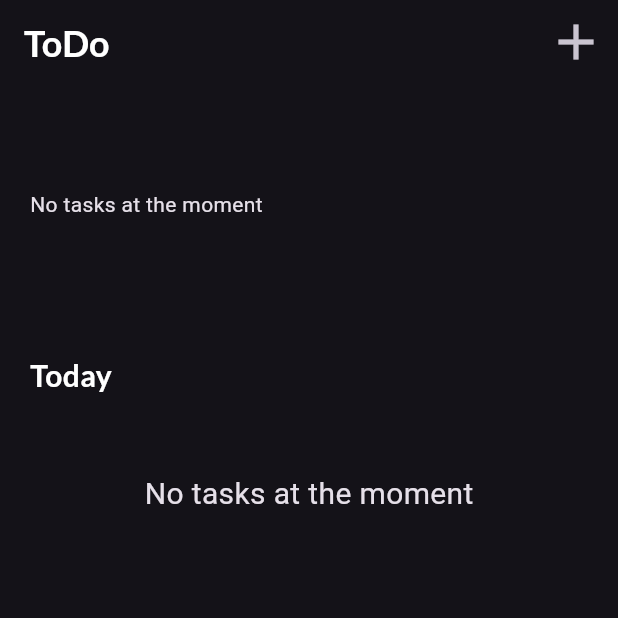
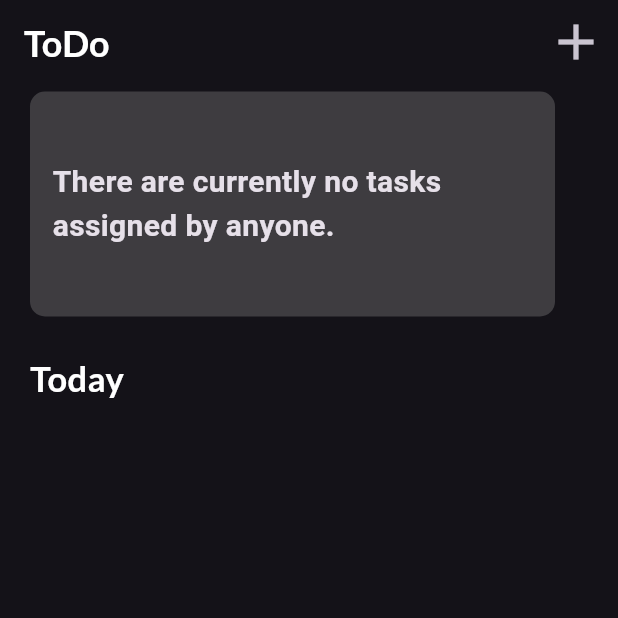
Before and after one commit to JiuShuang/todolist_app, a Flutter app: the screen it shows after launch, on a phone screen of 412 x 824 dp, the top half of it. Run offline on Flutter 3.47's test engine with Material 3 defaults, Android fonts, the phone set to English and light mode, and no system bars; our stand-ins replace get, google_fonts, sqflite; accounts and stored records are empty.

Commit message:
finish Todolist App (2.0 version)

```diff
--- a/lib/config/constant.dart
+++ b/lib/config/constant.dart
@@ -29,7 +29,7 @@ var titleTextStyle=GoogleFonts.lato(
     textStyle: const TextStyle(
         color: Colors.white,
         fontWeight: FontWeight.bold,
-        fontSize: 20
+        fontSize: 23
     )
 );
 
--- a/lib/config/db_util.dart
+++ b/lib/config/db_util.dart
@@ -26,13 +26,13 @@ class DBUtil{
                   "startTime text,"
                   "endTime text,"
                   "remindTime text,"
-                  "taskColors integer)"
+                  "taskColors integer,"
+                  "taskStatue integer)"
           );
       }
     );
 
   }
-
 
 
   static Future<int> insert(TaskModel taskModel) async{
@@ -50,7 +50,7 @@ class DBUtil{
     return await _database.query("task");
   }
 
-  static Future deleteByID(int taskID) async{
+  static Future deleteByID(int? taskID) async{
     log("删除数据:$taskID",time: DateTime.now());
     return await _database.delete(_tableName,where: "taskID=?",whereArgs: [taskID]);
   }
--- a/lib/controller/taskController.dart
+++ b/lib/controller/taskController.dart
@@ -1,31 +1,28 @@
-import 'dart:async';
-
 import 'package:flutter/material.dart';
 import 'package:get/get.dart';
 import 'package:intl/intl.dart';
 import 'package:todolist_app/config/constant.dart';
-import 'package:todolist_app/config/db_util.dart';
 import 'package:todolist_app/model/taskModel.dart';
 import 'package:todolist_app/service/taskService.dart';
+import 'package:todolist_app/ui/todo_page.dart';
 
 class TaskController extends GetxController{
 
-
-  static var taskList=RxList<TaskModel>([]);
+  final todayTask=RxList<TaskModel>([]);
+  final otherTask=RxList<TaskModel>([]);
 
   addTask(TaskModel taskModel) {
-    String taskTitle=taskModel.taskTitle;
     Get.defaultDialog(
         title: "Add Task",
         titleStyle: titleTextStyle,
-        middleText: "Are you sure you want to add this task ($taskTitle) ",
+        middleText: "Are you sure you want to add this task (${taskModel.taskTitle}) ",
         middleTextStyle: const TextStyle(fontSize: 20),
         confirm: ElevatedButton(
             onPressed: (){
               TaskService.addTask(taskModel);
               getTasksList();
+              Get.offAll(TodoPage());
               Get.snackbar("Add Task", "Successfully added task");
-              Get.offNamed("/TodoPage");
             },
             child: const Text("Yes",)
         ),
@@ -39,18 +36,52 @@ class TaskController extends GetxController{
   }
 
   getTasksList() async{
-    await TaskService.getTasks();
-    var todayTask=<TaskModel>[];
-    var otherTask=<TaskModel>[];
-    for(var item in TaskController.taskList){
+    List<TaskModel> tasks=await TaskService.getTasks();
+    todayTask.length=0;
+    otherTask.length=0;
+    for(var item in tasks){
       if(item.taskDate==DateFormat("yyyy-MM-dd").format(DateTime.now()).toString()){
         todayTask.add(item);
+      }else{
+        otherTask.add(item);
       }
-      otherTask.add(item);
     }
-    print("taskController执行getTasksList,时间为:${DateTime.now()}");
     return [todayTask,otherTask];
   }
 
+  deleteTask(TaskModel taskModel){
+    Get.defaultDialog(
+        title: "Delete Task",
+        titleStyle: titleTextStyle,
+        middleText: "Are you sure you want to Delete this task (${taskModel.taskTitle}) ",
+        middleTextStyle: const TextStyle(fontSize: 20),
+        confirm: ElevatedButton(
+            onPressed: (){
+              TaskService.deleteTask(taskModel.taskID);
+              getTasksList();
+              Get.back();
+              Get.snackbar("Delete Task", "Successfully delete task");
+            },
+            child: const Text("Yes",)
+        ),
+        cancel: ElevatedButton(
+            onPressed: (){
+              Get.back();
+            },
+            child: const Text("No")
+        )
+    );
+  }
+
+  setFinish(TaskModel taskModel){
+    if(taskModel.taskStatue==0){
+      Get.snackbar("Task Finished", "Successfully finish task");
+    }else{
+      Get.snackbar("Task Unfinished", "Remember to finish the task");
+    }
+    TaskService.setFinish(taskModel);
+    getTasksList();
+
+  }
 
 }
--- a/lib/model/taskModel.dart
+++ b/lib/model/taskModel.dart
@@ -7,6 +7,7 @@ class TaskModel {
   final String endTime;
   final String remindTime;
   final int taskColors;
+  final int? taskStatue;
 
   TaskModel({
     required this.taskID,
@@ -17,6 +18,7 @@ class TaskModel {
     required this.endTime,
     required this.remindTime,
     required this.taskColors,
+    required this.taskStatue
   });
 
   TaskModel.fromJson(Map<String, dynamic> json)
@@ -27,7 +29,8 @@ class TaskModel {
         startTime = json['startTime'],
         endTime = json['endTime'],
         remindTime = json['remindTime'],
-        taskColors = json['taskColors'];
+        taskColors = json['taskColors'],
+        taskStatue= json['taskStatue'];
 
 
 
@@ -39,7 +42,8 @@ class TaskModel {
       'startTime':startTime,
       'endTime':endTime,
       "remindTime":remindTime,
-      "taskColors":taskColors
+      "taskColors":taskColors,
+      "taskStatue":taskStatue
   };
 
 }
--- a/lib/service/taskService.dart
+++ b/lib/service/taskService.dart
@@ -8,23 +8,28 @@ import 'package:todolist_app/model/taskModel.dart';
 class TaskService{
 
   static Future getTasks() async{
+    List<TaskModel> tasksList=[];
     List<Map<String,dynamic>> tasks=await DBUtil.queryAll();
-    TaskController.taskList.assignAll(tasks.map((e) => TaskModel.fromJson(e)).toList());
-    print("taskService执行getTasks,时间为:${DateTime.now()}");
+    tasksList.assignAll(tasks.map((e) => TaskModel.fromJson(e)).toList());
+    return tasksList;
   }
 
- static Future addTask(TaskModel taskModel) async{
+  static Future addTask(TaskModel taskModel) async{
     return await DBUtil.insert(taskModel);
   }
 
-  Future deleteTask(int taskID) async{
+  static Future deleteTask(int? taskID) async{
     return await DBUtil.deleteByID(taskID);
   }
 
-  Future getTaskByID(int taskID) async{
+  static Future getTaskByID(int taskID) async{
     TaskModel taskModel=TaskModel.fromJson(await DBUtil.queryByID(taskID));
     return taskModel;
   }
 
+  static Future setFinish(TaskModel taskModel) async{
+    await DBUtil.updateByID(taskModel);
+  }
+
 
 }
--- a/lib/ui/todo_page.dart
+++ b/lib/ui/todo_page.dart
@@ -10,37 +10,68 @@ class TodoPage extends StatelessWidget {
   @override
   Widget build(BuildContext context) {
     TaskController taskController=Get.put(TaskController());
-    return Scaffold(
-      appBar: _appBar(),
-      body:FutureBuilder<dynamic>(
-        future:taskController.getTasksList(),
-        builder: (context,snapshot){
-          if(snapshot.hasData){
-            return SingleChildScrollView(
-                padding: const EdgeInsets.symmetric(horizontal: 20),
-                child: Column(
-                  children: [
-                    _cardList(snapshot.data[1]),
-                    const SizedBox(height: 20,),
-                    _taskList(snapshot.data[0]),
-                  ],
-                )
-            );
-          }
-          return const CircularProgressIndicator();
-        },
-      )
-    );
+
+    taskStatue(e,TaskModel taskModel){
+      if(e=="Delete"){
+        taskController.deleteTask(taskModel);
+      }else{
+        taskController.setFinish(taskModel);
       }
     }
 
-_taskList(List<TaskModel> tasksList){
+    noData(){
+      return Container(
+        width: 350,
+        height: 120,
+        padding: const EdgeInsets.symmetric(vertical: 5,horizontal: 15),
+        margin: const EdgeInsets.symmetric(vertical: 5),
+        decoration: BoxDecoration(borderRadius: BorderRadius.circular(10),
+          color: Colors.grey.withOpacity(0.3)
+        ),
+        child: const Center(
+          child: Text(
+              "There are currently no tasks assigned by anyone.",
+            style: TextStyle(
+              fontWeight: FontWeight.bold,
+              fontSize: 20
+            ),
+          ),
+        ),
+      );
+    }
+
+    statueTag(TaskModel taskModel){
+      print(taskModel.taskID);
+      return Container(
+        width: 80,
+        height: 20,
+        decoration: BoxDecoration(
+            borderRadius: BorderRadius.circular(3),
+            gradient: LinearGradient(
+                colors:
+                  taskModel.taskStatue==1?
+                  [Colors.blueGrey.withOpacity(0.6),Colors.black26.withOpacity(0.4)]:
+                  [Colors.greenAccent.shade200.withOpacity(0.6),Colors.cyanAccent.withOpacity(0.4)],
+                begin:Alignment.topLeft,
+                end: Alignment.bottomRight
+            )
+        ),
+        child: Center(
+          child: Text(
+            taskModel.taskStatue==0?"Unfinished":"Finished",
+            style: const TextStyle(color: Colors.white),
+          ),
+        ),
+      );
+    }
+
+    taskList(List<TaskModel> tasksList){
       return Column(
         mainAxisAlignment: MainAxisAlignment.start,
         crossAxisAlignment: CrossAxisAlignment.start,
         children: [
           Text("Today",style: titleTextStyle,),
-      Wrap(
+          Obx(() => Wrap(
               children: tasksList.isNotEmpty?
               List<Widget>.generate(tasksList.length, (index) {
                 TaskModel taskModel=tasksList[index];
@@ -60,12 +91,18 @@ _taskList(List<TaskModel> tasksList){
                         child: Column(
                           crossAxisAlignment: CrossAxisAlignment.start,
                           children: [
+                            Row(
+                              children: [
                                 Text(
                                   taskModel.taskTitle,
                                   style: titleTextStyle,
-                        maxLines: 2,
+                                  maxLines: 1,
                                   softWrap: true,
                                   overflow: TextOverflow.ellipsis,
+                                ),
+                                const SizedBox(width: 10,),
+                                statueTag(taskModel),
+                              ],
                             ),
                             const SizedBox(height: 5,),
                             Row(
@@ -89,15 +126,17 @@ _taskList(List<TaskModel> tasksList){
                         top: -10,
                         right: 0,
                         child: DropdownButton(
-                    icon: const Icon(Icons.more_horiz_outlined),
+                          icon: const Icon(Icons.more_horiz_outlined,size: 32,),
                           focusColor: Colors.redAccent,
-                    items: <String>['Finish', 'Update', 'Delete'].map((String value) {
+                          items: <String>['Finish', 'Delete'].map((String value) {
                             return DropdownMenuItem<String>(
                                 value: value,
                                 child: Text(value)
                             );
                           }).toList(),
-                    onChanged: (e){},
+                          onChanged: (e){
+                            taskStatue(e, taskModel);
+                          },
                           underline: Container(width: 0),
                         ),
                       ),
@@ -105,21 +144,16 @@ _taskList(List<TaskModel> tasksList){
                   ),
                 );
               }):
-        [Center(
-          child: Container(
-            padding: EdgeInsets.symmetric(vertical: 50),
-            child: Text("No tasks at the moment",style: TextStyle(fontSize: 20)),
-          ),
-        )]
-      ),
+              [Container()]
+          ),)
         ],
       );
     }
 
-_cardList(List<TaskModel> tasksList){
+    cardList(RxList<TaskModel> tasksList){
       return SizedBox(
         height: 160,
-    child: ListView(
+        child: Obx(()=>ListView(
             scrollDirection: Axis.horizontal,
             children: tasksList.isNotEmpty?
             List<Widget>.generate(tasksList.length, (index) {
@@ -138,15 +172,26 @@ _cardList(List<TaskModel> tasksList){
                 ),
                 child: Column(
                   children: [
-              SizedBox(
+                    Container(
                       height: 30,
+                      padding: const EdgeInsets.only(right: 10),
                       child: Row(
                         mainAxisAlignment: MainAxisAlignment.end,
                         children: [
-                    IconButton(
-                        onPressed: (){},
-                        icon: Icon(Icons.more_horiz_outlined,color: Colors.white10.withOpacity(0.5),size: 35,)
-                    )
+                          DropdownButton(
+                            icon: const Icon(Icons.more_horiz_outlined,size: 32,),
+                            focusColor: Colors.redAccent,
+                            items: <String>['Finish', 'Delete'].map((String value) {
+                              return DropdownMenuItem<String>(
+                                  value: value,
+                                  child: Text(value)
+                              );
+                            }).toList(),
+                            onChanged: (e){
+                              taskStatue(e, taskModel);
+                            },
+                            underline: Container(width: 0),
+                          ),
                         ],
                       ),
                     ),
@@ -165,12 +210,18 @@ _cardList(List<TaskModel> tasksList){
                               )
                           ),
                         ),
+                        Column(
+                          crossAxisAlignment: CrossAxisAlignment.start,
+                          children: [
                             Text(
                               taskModel.taskTitle,
                               style:todoCardTitleStyle,
                               softWrap: true,
                               overflow: TextOverflow.ellipsis,
-                    maxLines: 2,
+                              maxLines: 1,
+                            ),
+                            statueTag(taskModel)
+                          ],
                         )
                       ],
                     ),
@@ -204,14 +255,12 @@ _cardList(List<TaskModel> tasksList){
                 ),
               );
             }):
-      [const Center(
-        child: Text("No tasks at the moment"),
-      )]
-    ),
+            [noData()]
+        ),)
       );
     }
 
-_appBar(){
+    appBar(){
       return AppBar(
         title: Text("ToDo",style: barTextStyle),
         actions: [
@@ -224,3 +273,28 @@ _appBar(){
         ],
       );
     }
+
+    return Scaffold(
+      appBar: appBar(),
+      body:FutureBuilder<dynamic>(
+        future:taskController.getTasksList(),
+        builder: (context,snapshot){
+          if(snapshot.hasData){
+            return SingleChildScrollView(
+                padding: const EdgeInsets.symmetric(horizontal: 20),
+                child: Column(
+                  children: [
+                    cardList(snapshot.data[1]),
+                    const SizedBox(height: 20,),
+                    taskList(snapshot.data[0]),
+                  ],
+                )
+            );
+          }
+          return const CircularProgressIndicator();
+        },
+      )
+    );
+
+  }
+}
```
Also changed, not shown: lib/ui/add_page.dart (+3 -4 lines). Lines whose indentation alone changed are shown as unchanged.
